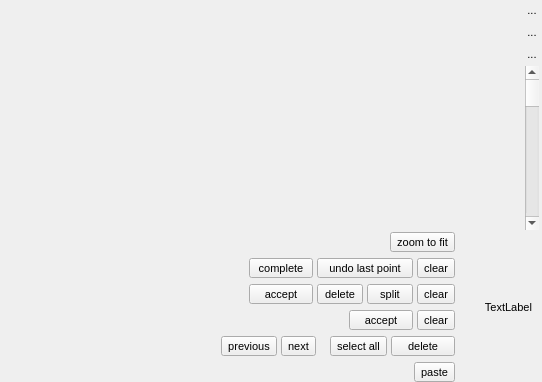
Before: the Qt Designer form GUI/Qt/Components/SliceViewPanel.ui in pyushkevich/itksnap, drawn with Qt 5.
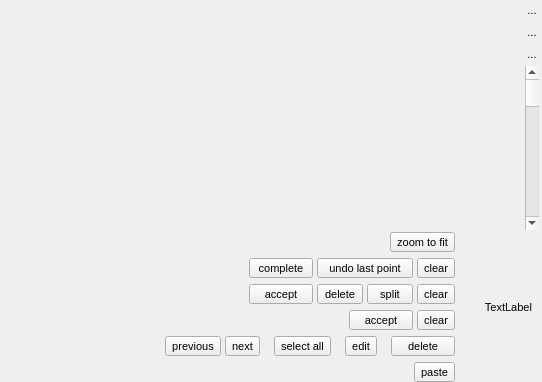
After: the same form once the commit is applied. Icons and pictures are not drawn. Custom widgets are drawn as their Qt base class.

Commit message: added tagging to annotations and made small improvements to annotation mode

Patch:
```diff
--- a/GUI/Qt/Components/SliceViewPanel.ui
+++ b/GUI/Qt/Components/SliceViewPanel.ui
@@ -687,6 +687,59 @@
               </property>
              </widget>
             </item>
+            <item>
+             <spacer name="horizontalSpacer_8">
+              <property name="orientation">
+               <enum>Qt::Horizontal</enum>
+              </property>
+              <property name="sizeType">
+               <enum>QSizePolicy::Fixed</enum>
+              </property>
+              <property name="sizeHint" stdset="0">
+               <size>
+                <width>10</width>
+                <height>20</height>
+               </size>
+              </property>
+             </spacer>
+            </item>
+            <item>
+             <widget class="QToolButton" name="btnAnnotationEdit">
+              <property name="maximumSize">
+               <size>
+                <width>16777215</width>
+                <height>20</height>
+               </size>
+              </property>
+              <property name="font">
+               <font>
+                <pointsize>-1</pointsize>
+               </font>
+              </property>
+              <property name="text">
+               <string>edit</string>
+              </property>
+              <property name="toolButtonStyle">
+               <enum>Qt::ToolButtonTextOnly</enum>
+              </property>
+             </widget>
+            </item>
+            <item>
+             <spacer name="horizontalSpacer_9">
+              <property name="orientation">
+               <enum>Qt::Horizontal</enum>
+              </property>
+              <property name="sizeType">
+               <enum>QSizePolicy::Fixed</enum>
+              </property>
+              <property name="sizeHint" stdset="0">
+               <size>
+                <width>10</width>
+                <height>20</height>
+               </size>
+              </property>
+             </spacer>
+            </item>
             <item>
              <widget class="QToolButton" name="btnAnnotationDeleteSelected">
               <property name="minimumSize">
```
Left out of the diff: 15 changed lines with no effect on the pictures. The commit also changes 12 other files.
